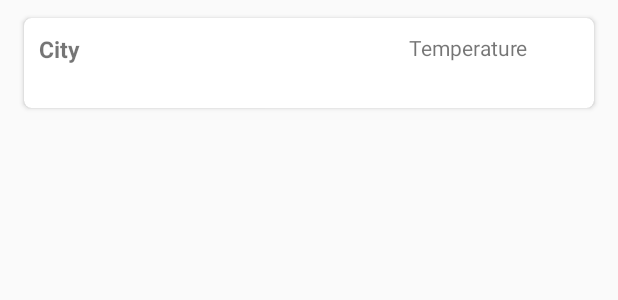
After one commit to AndreyTyshko/testRetrofit, an Android app: the layout card_city.xml on its own in the app's theme, with its tools: preview values and no code run, on a phone screen of 412 x 824 dp. The commit adds this screen. Shown: the top 300 px of the screen. Run offline under Robolectric (Android 15) with nearby library versions, the light colour scheme and no system bars.

Commit message:
все переписываю

```diff
--- a/app/build.gradle
+++ b/app/build.gradle
@@ -42,7 +42,7 @@ dependencies {
     implementation 'com.google.android.material:material:1.1.0'
     implementation "androidx.core:core-ktx:+"
     implementation "org.jetbrains.kotlin:kotlin-stdlib-jdk7:$kotlin_version"
-
+    implementation 'androidx.cardview:cardview:1.0.0'
 }
 repositories {
     mavenCentral()
--- a/app/src/main/java/com/example/testretrofit/model/FragmentOne.kt
+++ b/app/src/main/java/com/example/testretrofit/model/FragmentOne.kt
@@ -2,14 +2,20 @@ package com.example.testretrofit.model
 
 import android.os.Bundle
 import android.view.LayoutInflater
+import android.view.TextureView
 import android.view.View
 import android.view.ViewGroup
 import androidx.fragment.app.Fragment
 import com.example.testretrofit.R
 
 internal class FragmentOne : Fragment(){
+
+
+
     override fun onCreateView(inflater: LayoutInflater, container: ViewGroup?, savedInstanceState: Bundle?): View? {
         return inflater!!.inflate(R.layout.one_fragment,container,false)
+
+
     }
 
 }
--- a/app/src/main/java/com/example/testretrofit/model/Item.java
+++ b/app/src/main/java/com/example/testretrofit/model/Item.java
@@ -3,6 +3,7 @@ package com.example.testretrofit.model;
 class Item {
     private String city;
     private float temperature;
+
 
     public Item(String city, float temperature) {
         this.city = city;
--- /dev/null
+++ b/app/src/main/res/layout/card_city.xml
@@ -0,0 +1,54 @@
+<?xml version="1.0" encoding="utf-8"?>
+<androidx.cardview.widget.CardView
+    xmlns:android="http://schemas.android.com/apk/res/android"
+    xmlns:card_view="http://schemas.android.com/apk/res-auto"
+    android:layout_width="match_parent"
+    android:layout_height="60dp"
+    android:layout_marginTop="12dp"
+    android:layout_marginLeft="16dp"
+    android:layout_marginRight="16dp"
+    android:id="@+id/card_city"
+    card_view:cardBackgroundColor="#FFFF"
+    card_view:cardCornerRadius="5dp"
+    card_view:contentPadding="10dp"
+    android:foreground="?selectableItemBackground"
+    android:clickable="true">
+    <RelativeLayout
+        android:layout_width="match_parent"
+        android:layout_height="wrap_content">
+
+
+    <TextView
+        android:id="@+id/cityName"
+        android:layout_width="wrap_content"
+        android:layout_height="wrap_content"
+        android:text="City"
+        android:textSize="15sp"
+        android:textStyle="bold"
+
+        />
+
+    <LinearLayout
+        android:layout_width="match_parent"
+        android:layout_height="match_parent"
+        android:gravity="right"
+        android:orientation="horizontal">
+
+        <TextView
+            android:id="@+id/temperature"
+            android:layout_width="wrap_content"
+            android:layout_height="wrap_content"
+            android:text="Temperature" />
+
+        <ImageView
+            android:id="@+id/sunnyImageView"
+            android:layout_width="34sp"
+            android:layout_height="34sp">
+
+        </ImageView>
+
+
+
+    </LinearLayout>
+    </RelativeLayout>
+</androidx.cardview.widget.CardView>
```
Also changed, not shown: app/src/main/java/com/example/testretrofit/model/FragmentTwo.kt (+22 -1 lines), app/src/main/java/com/example/testretrofit/model/MyViewHolder.kt (added, +20 -0 lines), app/src/main/java/com/example/testretrofit/model/RecyclerAdapter.kt (added, +41 -0 lines), app/src/main/res/layout/two_fragment.xml (+14 -5 lines).
